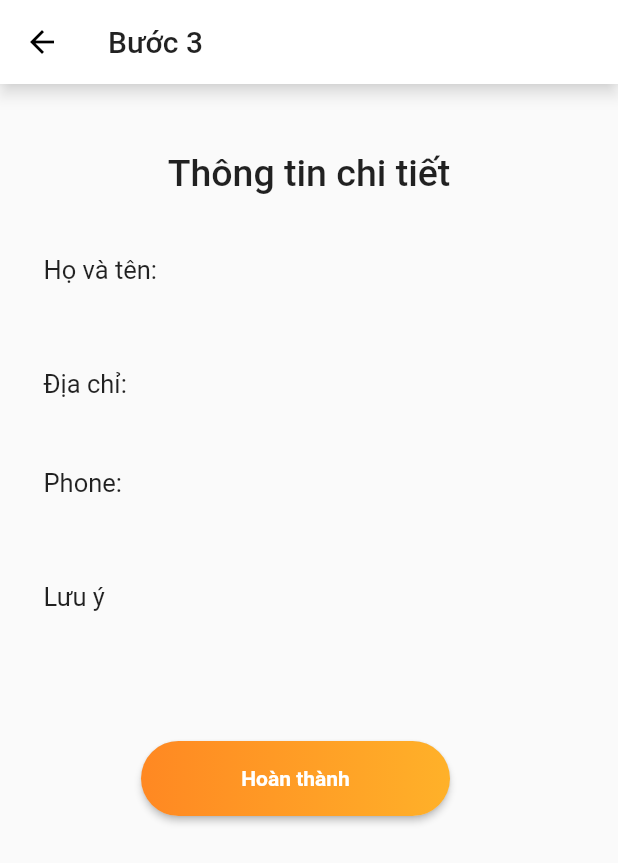
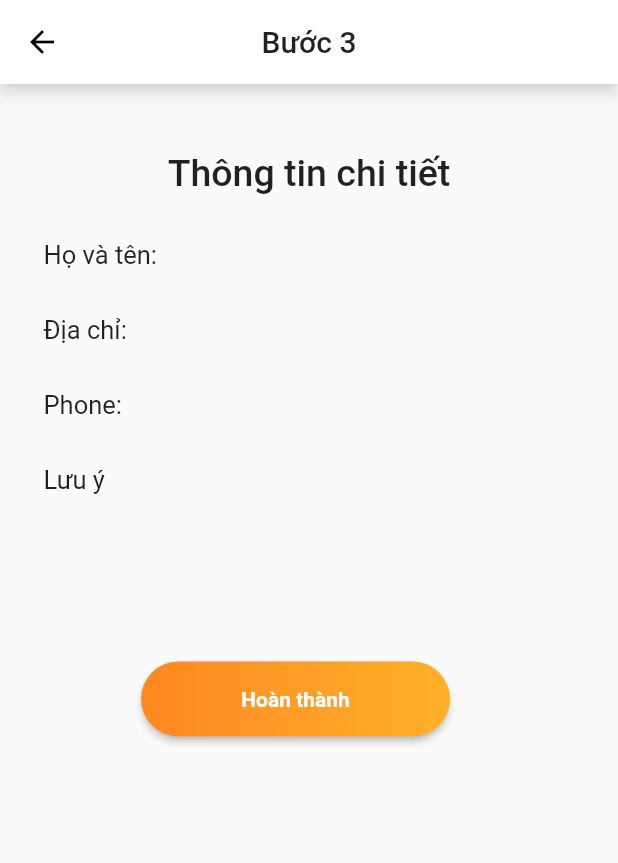
Before and after one commit to redore1234/HCIProject, a Flutter app: the InfomationDetailScreen screen opened directly with empty values, on a phone screen of 412 x 824 dp. Shown: the top 863 px of the screen. Run offline on Flutter 3.47's test engine with Material 2 defaults, Android fonts, the phone set to English and light mode, and no system bars; our stand-ins replace date_picker_timeline, flutter_svg, table_calendar.

Commit message:
fix bug step2 and step3 in reserve folder

```diff
--- a/lib/views/reserve/reserve_step2.dart
+++ b/lib/views/reserve/reserve_step2.dart
@@ -1,6 +1,5 @@
 import 'package:clinicbookingapp/views/reserve/reserve_step3.dart';
 import 'package:flutter/material.dart';
-import 'package:flutter/src/widgets/text.dart';
 
 class InfomationScreen extends StatefulWidget {
   @override
@@ -17,14 +16,8 @@ class _InfomationScreenState extends State<InfomationScreen> {
 
     return Scaffold(
       appBar: AppBar(
-        leading: IconButton(
-          icon: Icon(
-            Icons.arrow_back,
-            color: Colors.black,
-          ),
-          onPressed: () => Navigator.of(context).pop(),
-        ),
         title: Text("Bước 2"),
+        centerTitle: true,
         shadowColor: Colors.white,
 
         // elevation: 0,
@@ -172,16 +165,35 @@ class _InfomationScreenState extends State<InfomationScreen> {
                         margin: const EdgeInsets.only(left: 70),
                         child: RaisedButton(
                           onPressed: () {
+                            // _formKey.currentState.validate();
+                            setState(() {
+                              if (_formKey.currentState.validate()) {
                                 Navigator.push(
                                   context,
                                   MaterialPageRoute(
-                                  builder: (context) => InfomationDetailScreen(
+                                    builder: (context) =>
+                                        InfomationDetailScreen(
                                       name: name,
                                       address: address,
                                       phone: phone,
                                       note: note,
-                                      )),
+                                    ),
+                                  ),
                                 );
+                              }
+                            });
+                            //   Navigator.push(
+                            //     context,
+                            //     MaterialPageRoute(
+                            //       builder: (context) => InfomationDetailScreen(
+                            //         name: name,
+                            //         address: address,
+                            //         phone: phone,
+                            //         note: note,
+                            //       ),
+                            //     ),
+                            //   );
+                            // }
                           },
                           shape: RoundedRectangleBorder(
                               borderRadius: BorderRadius.circular(80.0)),
@@ -204,6 +216,41 @@ class _InfomationScreenState extends State<InfomationScreen> {
                               style: TextStyle(fontWeight: FontWeight.bold),
                             ),
                           ),
+                          // child: RaisedButton(
+                          //   onPressed: () {
+                          //     Navigator.push(
+                          //       context,
+                          //       MaterialPageRoute(
+                          //           builder: (context) => InfomationDetailScreen(
+                          //                 name: name,
+                          //                 address: address,
+                          //                 phone: phone,
+                          //                 note: note,
+                          //               )),
+                          //     );
+                          //   },
+                          //   shape: RoundedRectangleBorder(
+                          //       borderRadius: BorderRadius.circular(80.0)),
+                          //   textColor: Colors.white,
+                          //   padding: const EdgeInsets.all(0),
+                          //   child: Container(
+                          //     alignment: Alignment.center,
+                          //     height: 50.0,
+                          //     width: size.width * 0.5,
+                          //     decoration: new BoxDecoration(
+                          //         borderRadius: BorderRadius.circular(80.0),
+                          //         gradient: new LinearGradient(colors: [
+                          //           Color.fromARGB(255, 255, 136, 34),
+                          //           Color.fromARGB(255, 255, 177, 41)
+                          //         ])),
+                          //     padding: const EdgeInsets.all(0),
+                          //     child: Text(
+                          //       "Tiếp theo",
+                          //       textAlign: TextAlign.center,
+                          //       style: TextStyle(fontWeight: FontWeight.bold),
+                          //     ),
+                          //   ),
+                          // ),
                         ),
                       ),
                     ],
--- a/lib/views/reserve/reserve_step3.dart
+++ b/lib/views/reserve/reserve_step3.dart
@@ -1,32 +1,23 @@
 import 'package:flutter/material.dart';
 
+// ignore: must_be_immutable
 class InfomationDetailScreen extends StatefulWidget {
   String name, phone, address, note;
   InfomationDetailScreen(
       {Key key, this.name, this.address, this.phone, this.note})
       : super(key: key);
   @override
-  _InfomationDetailScreenState createState() =>
-      _InfomationDetailScreenState(name, address, phone, note);
+  _InfomationDetailScreenState createState() => _InfomationDetailScreenState();
 }
 
 class _InfomationDetailScreenState extends State<InfomationDetailScreen> {
-  String name, phone, address, note;
-  _InfomationDetailScreenState(this.name, this.address, this.phone, this.note);
-
   @override
   Widget build(BuildContext context) {
     Size size = MediaQuery.of(context).size;
     return Scaffold(
       appBar: AppBar(
-        leading: IconButton(
-          icon: Icon(
-            Icons.arrow_back,
-            color: Colors.black,
-          ),
-          onPressed: () => Navigator.of(context).pop(),
-        ),
         title: Text("Bước 3"),
+        centerTitle: true,
         shadowColor: Colors.white,
       ),
       body: SingleChildScrollView(
@@ -57,11 +48,14 @@ class _InfomationDetailScreenState extends State<InfomationDetailScreen> {
                           ),
                         ),
                       ),
+                      Row(
+                        crossAxisAlignment: CrossAxisAlignment.center,
+                        children: [
                           SizedBox(height: 20),
                           Container(
-                        alignment: Alignment.topLeft,
+                            alignment: Alignment.center,
                             //margin: EdgeInsets.symmetric(horizontal: 40),
-                        margin: const EdgeInsets.only(left: 5, top: 20),
+                            margin: const EdgeInsets.only(left: 5, top: 30),
                             child: Text(
                               'Họ và tên: ',
                               textAlign: TextAlign.left,
@@ -70,16 +64,22 @@ class _InfomationDetailScreenState extends State<InfomationDetailScreen> {
                           ),
                           Container(
                             alignment: Alignment.center,
-                        margin: const EdgeInsets.only(left: 5, top: 10),
+                            margin: const EdgeInsets.only(left: 5, top: 30),
                             child: Text(
-                          name,
+                              widget.name,
                             ),
                           ),
+                        ],
+                      ),
+                      if (widget.address != null)
+                        Row(
+                          crossAxisAlignment: CrossAxisAlignment.center,
+                          children: [
                             SizedBox(height: 20),
                             Container(
                               alignment: Alignment.topLeft,
                               //margin: EdgeInsets.symmetric(horizontal: 40),
-                        margin: const EdgeInsets.only(left: 5, top: 10),
+                              margin: const EdgeInsets.only(left: 5, top: 30),
                               child: Text(
                                 'Địa chỉ: ',
                                 textAlign: TextAlign.left,
@@ -88,15 +88,21 @@ class _InfomationDetailScreenState extends State<InfomationDetailScreen> {
                             ),
                             Container(
                               alignment: Alignment.center,
+                              margin: const EdgeInsets.only(left: 5, top: 30),
                               child: Text(
-                          address,
+                                widget.address,
                               ),
                             ),
+                          ],
+                        ),
+                      Row(
+                        crossAxisAlignment: CrossAxisAlignment.center,
+                        children: [
                           SizedBox(height: 20),
                           Container(
                             alignment: Alignment.topLeft,
                             //margin: EdgeInsets.symmetric(horizontal: 40),
-                        margin: const EdgeInsets.only(left: 5, top: 10),
+                            margin: const EdgeInsets.only(left: 5, top: 30),
                             child: Text(
                               'Phone: ',
                               textAlign: TextAlign.left,
@@ -105,27 +111,32 @@ class _InfomationDetailScreenState extends State<InfomationDetailScreen> {
                           ),
                           Container(
                             alignment: Alignment.center,
-                        margin: const EdgeInsets.only(top: 10, left: 10),
+                            margin: const EdgeInsets.only(left: 5, top: 30),
                             child: Text(
-                          phone,
+                              widget.phone,
                             ),
                           ),
+                        ],
+                      ),
+                      if (widget.note != null)
                         Container(
                           alignment: Alignment.topLeft,
                           //margin: EdgeInsets.symmetric(horizontal: 40),
-                        margin:
-                            const EdgeInsets.only(left: 5, top: 30, bottom: 10),
+                          margin: const EdgeInsets.only(
+                              left: 5, top: 30, bottom: 10),
                           child: Text(
                             'Lưu ý',
                             textAlign: TextAlign.left,
                             style: TextStyle(fontSize: 17),
                           ),
                         ),
+                      if (widget.note != null)
                         Container(
-                        alignment: Alignment.center,
-                        margin: const EdgeInsets.only(top: 10, left: 10),
+                          alignment: Alignment.topLeft,
+                          margin: const EdgeInsets.only(
+                              left: 5, top: 5, bottom: 30),
                           child: Text(
-                          note,
+                            widget.note,
                             maxLines: 5,
                             // decoration: InputDecoration(
                             //     border: OutlineInputBorder(
--- a/lib/views/reserve/reverse_step1.dart
+++ b/lib/views/reserve/reverse_step1.dart
@@ -21,6 +21,7 @@ class _ReserveScreenState extends State<ReserveScreen> {
     return Scaffold(
         appBar: AppBar(
           title: Text("Bước 1"),
+          centerTitle: true,
           shadowColor: Colors.white,
         ),
         body: SingleChildScrollView(
--- a/pubspec.yaml
+++ b/pubspec.yaml
@@ -18,7 +18,7 @@ publish_to: 'none' # Remove this line if you wish to publish to pub.dev
 version: 1.0.0+1
 
 environment:
-  sdk: ">=2.2.0 <3.0.0"
+  sdk: ">=2.7.0 <3.0.0"
 
 dependencies:
   flutter:
```
Lines whose indentation alone changed are shown as unchanged.
